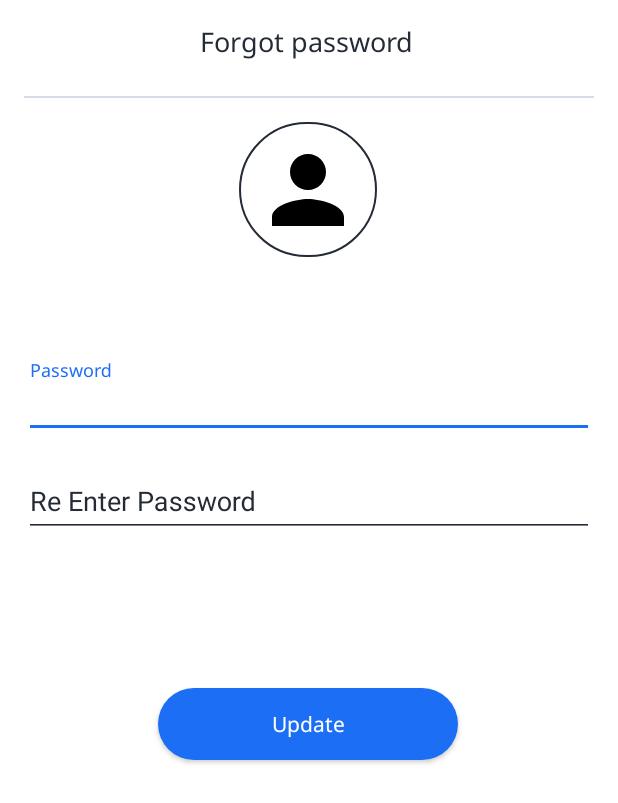
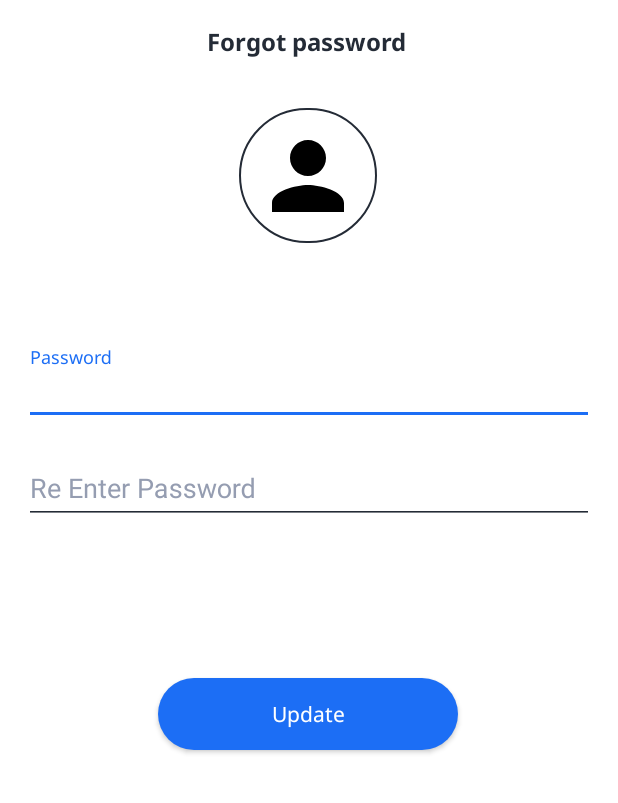
Before and after one commit to DhanviDesai/EducherParent-master, an Android app: the ForgotPassword screen opened directly, with no data from a screen before it, on a phone screen of 412 x 824 dp. Shown: the top 803 px of the screen. Run offline under Robolectric (Android 15) with nearby library versions, the phone set to English and light mode, and no system bars; our stand-ins replace CircleImageView, Firebase (no records; nobody signed in at launch, a user with empty details on screens opened directly).

Commit message:
UI Changes

```diff
--- /dev/null
+++ b/app/src/main/res/font/noto_sans_bold.xml
@@ -0,0 +1,7 @@
+<?xml version="1.0" encoding="utf-8"?>
+<font-family xmlns:app="http://schemas.android.com/apk/res-auto"
+        app:fontProviderAuthority="com.google.android.gms.fonts"
+        app:fontProviderPackage="com.google.android.gms"
+        app:fontProviderQuery="name=Noto Sans&amp;weight=700"
+        app:fontProviderCerts="@array/com_google_android_gms_fonts_certs">
+</font-family>
--- a/app/src/main/res/layout/activity_forgot_password.xml
+++ b/app/src/main/res/layout/activity_forgot_password.xml
@@ -27,11 +27,12 @@
             android:textColor="@color/blackText"
             android:text="Forgot password"
             android:gravity="center"
-            android:fontFamily="@font/noto_sans"
-            android:textSize="18sp"/>
+            android:textStyle="bold"
+            android:fontFamily="@font/noto_sans_bold"
+            android:textSize="16sp"/>
     </androidx.appcompat.widget.Toolbar>
 
-    <View
+ <!--   <View
         android:id="@+id/view3"
         android:layout_width="match_parent"
         android:layout_height="1dp"
@@ -45,15 +46,15 @@
         app:layout_constraintHorizontal_bias="0.0"
         app:layout_constraintStart_toStartOf="parent"
         app:layout_constraintTop_toBottomOf="@+id/toolbar6"
-        app:layout_constraintVertical_bias="0.0" />
+        app:layout_constraintVertical_bias="0.0" />-->
 
     <de.hdodenhof.circleimageview.CircleImageView
         android:id="@+id/imageView3"
         android:layout_width="92dp"
         android:layout_height="90dp"
         android:layout_marginStart="8dp"
+        android:layout_marginEnd="8dp"
         android:layout_marginTop="16dp"
-        android:layout_marginEnd="8dp"
         android:layout_marginBottom="8dp"
         android:background="@drawable/image_border"
         android:padding="10dp"
@@ -62,7 +63,7 @@
         app:layout_constraintEnd_toEndOf="parent"
         app:layout_constraintHorizontal_bias="0.498"
         app:layout_constraintStart_toStartOf="parent"
-        app:layout_constraintTop_toBottomOf="@+id/view3"
+        app:layout_constraintTop_toBottomOf="@+id/toolbar6"
         app:layout_constraintVertical_bias="0.0" />
 
     <com.google.android.material.textfield.TextInputLayout
@@ -73,7 +74,7 @@
         android:layout_marginTop="8dp"
         android:layout_marginEnd="16dp"
         android:backgroundTint="@color/blackText"
-        android:textColorHint="@color/blackText"
+        android:textColorHint="@color/darkGreyText"
         app:layout_constraintBottom_toBottomOf="parent"
         app:layout_constraintEnd_toEndOf="parent"
         app:layout_constraintStart_toStartOf="parent"
@@ -99,7 +100,7 @@
         android:layout_marginTop="10dp"
         android:layout_marginEnd="16dp"
         android:backgroundTint="@color/blackText"
-        android:textColorHint="@color/blackText"
+        android:textColorHint="@color/darkGreyText"
         app:layout_constraintBottom_toBottomOf="parent"
         app:layout_constraintEnd_toEndOf="parent"
         app:layout_constraintStart_toStartOf="parent"
--- a/app/src/main/res/layout/activity_login.xml
+++ b/app/src/main/res/layout/activity_login.xml
@@ -106,7 +106,7 @@
         android:layout_width="wrap_content"
         android:layout_height="wrap_content"
         android:text="Create new Account"
-        android:textSize="15sp"
+        android:textSize="14sp"
         android:fontFamily="@font/noto_sans"
         android:textColor="@color/darkGreyText"
         app:layout_constraintBottom_toBottomOf="parent"
@@ -123,7 +123,7 @@
         android:text="Register"
         android:textColor="@color/blackText"
         android:fontFamily="@font/noto_sans"
-        android:textSize="20sp"
+        android:textSize="16sp"
         app:layout_constraintBottom_toBottomOf="parent"
         app:layout_constraintEnd_toEndOf="parent"
         app:layout_constraintStart_toStartOf="parent"
@@ -135,7 +135,7 @@
         android:layout_width="0dp"
         android:layout_height="wrap_content"
         android:layout_marginStart="16dp"
-        android:textColorHint="@color/blackText"
+        android:textColorHint="@color/darkGreyText"
         android:layout_marginEnd="16dp"
         android:backgroundTint="@color/blackText"
         app:layout_constraintBottom_toBottomOf="parent"
--- a/app/src/main/res/layout/activity_phone_verification.xml
+++ b/app/src/main/res/layout/activity_phone_verification.xml
@@ -8,7 +8,7 @@
     android:background="@color/white"
     tools:context=".PhoneVerification">
 
-    <EditText
+    <com.google.android.material.textfield.TextInputEditText
         android:id="@+id/code"
         android:layout_width="100dp"
         android:layout_height="wrap_content"
--- a/app/src/main/res/layout/forgotlayout.xml
+++ b/app/src/main/res/layout/forgotlayout.xml
@@ -14,7 +14,7 @@
         android:layout_marginTop="8dp"
         android:layout_marginEnd="16dp"
         android:backgroundTint="@color/blackText"
-        android:textColorHint="@color/blackText"
+        android:textColorHint="@color/darkGreyText"
         app:layout_constraintBottom_toBottomOf="parent"
         app:layout_constraintEnd_toEndOf="parent"
         app:layout_constraintStart_toStartOf="parent"
--- a/app/src/main/res/layout/schedule_single_dialog.xml
+++ b/app/src/main/res/layout/schedule_single_dialog.xml
@@ -16,7 +16,7 @@
         android:layout_marginStart="8dp"
         android:layout_marginTop="8dp"
         android:backgroundTint="@color/blackText"
-        app:hintTextColor="@color/blackText"
+        android:textColorHint="@color/darkGreyText"
         android:layout_marginEnd="8dp"
         android:layout_marginBottom="8dp"
         app:layout_constraintBottom_toBottomOf="parent"
--- a/app/src/main/res/layout/suggestion_dialog.xml
+++ b/app/src/main/res/layout/suggestion_dialog.xml
@@ -13,7 +13,7 @@
         android:layout_height="wrap_content"
         android:layout_marginStart="8dp"
         android:layout_marginTop="32dp"
-        android:textColorHint="@color/blackText"
+        android:textColorHint="@color/darkGreyText"
         android:backgroundTint="@color/blackText"
         android:layout_marginEnd="8dp"
         android:layout_marginBottom="8dp"
@@ -50,7 +50,7 @@
         android:layout_marginEnd="8dp"
         android:layout_marginBottom="8dp"
         android:backgroundTint="@color/blackText"
-        android:textColorHint="@color/blackText"
+        android:textColorHint="@color/darkGreyText"
         app:layout_constraintBottom_toBottomOf="parent"
         app:layout_constraintEnd_toEndOf="parent"
         app:layout_constraintHorizontal_bias="1.0"
--- a/app/src/main/res/values/preloaded_fonts.xml
+++ b/app/src/main/res/values/preloaded_fonts.xml
@@ -2,5 +2,6 @@
 <resources>
     <array name="preloaded_fonts" translatable="false">
         <item>@font/noto_sans</item>
+        <item>@font/noto_sans_bold</item>
     </array>
 </resources>
--- a/app/src/main/res/values/strings.xml
+++ b/app/src/main/res/values/strings.xml
@@ -5,6 +5,6 @@
         <item>+92</item>
         <item>+93</item>
     </string-array>
-    <string name="already">Already register? <b>Login</b></string>
+    <string name="already">Already registered? <b>Login</b></string>
     <string name="times_only">times</string>
 </resources>
```
Also changed, not shown: app/src/main/res/layout/activity_all_apps.xml (+7 -8 lines), app/src/main/res/layout/activity_app_usage.xml (+6 -5 lines), app/src/main/res/layout/activity_dashboard.xml (+14 -13 lines), app/src/main/res/layout/activity_edit_profile.xml (+11 -10 lines), app/src/main/res/layout/activity_main.xml (+7 -7 lines), app/src/main/res/layout/activity_schedule_apps.xml (+14 -12 lines), app/src/main/res/layout/activity_select_schedule.xml (+9 -7 lines), app/src/main/res/layout/activity_settings.xml (+12 -10 lines), app/src/main/res/layout/activity_suggestion.xml (+6 -5 lines).
